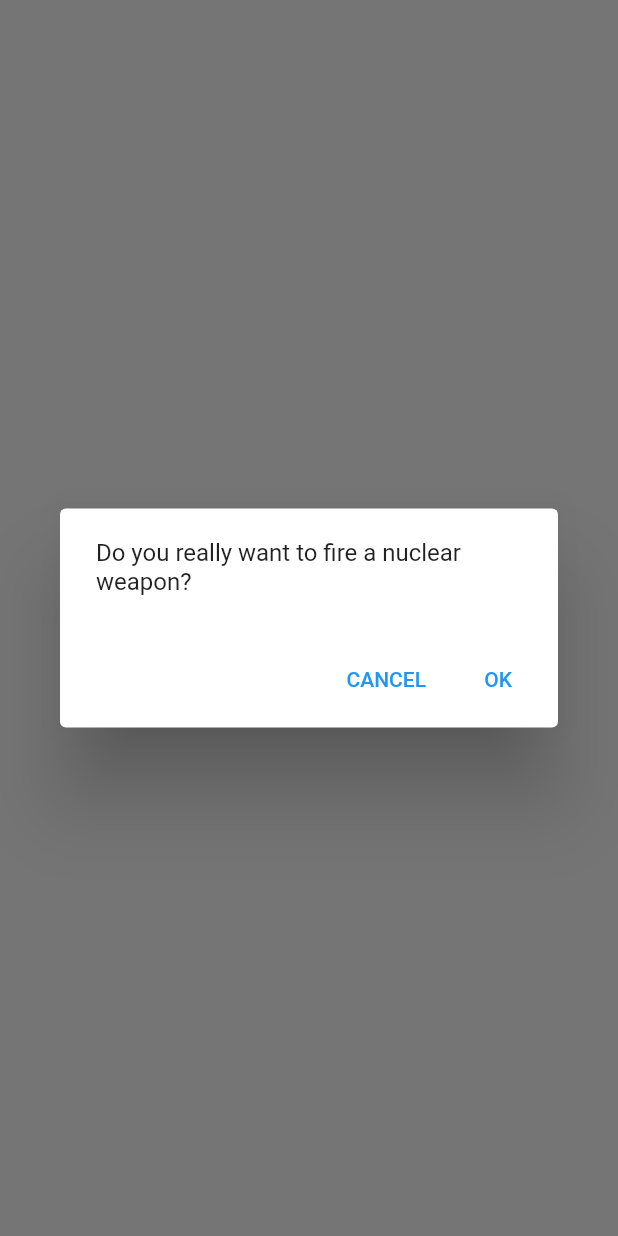
After one commit to rsgilbert/Beginning-App-Development-with-Flutter, a Flutter app: the screen it shows after launch, after a tap on "Fire Nuke", on a phone screen of 412 x 824 dp. The commit adds this screen. Run offline on Flutter 3.47's test engine with Material 2 defaults, Android fonts, the phone set to English and light mode, and no system bars.

Commit message:
looked at showing dialogs

```diff
--- a/ch1_intro/lib/main.dart
+++ b/ch1_intro/lib/main.dart
@@ -1,4 +1,5 @@
 import 'package:ch1_intro/friends_list.dart';
+import 'package:ch1_intro/my_dialog.dart';
 import 'package:ch1_intro/my_drawer_scaffold.dart';
 import 'package:ch1_intro/my_stack.dart';
 import 'package:ch1_intro/my_tab.dart';
@@ -8,7 +9,7 @@ import 'package:flutter/services.dart';
 
 void main() {
   runApp(MaterialApp(
-    home: MyTab(),
+    home: MyDialogCreator(),
     routes: routesMap
   ));
 }
--- /dev/null
+++ b/ch1_intro/lib/my_dialog.dart
@@ -0,0 +1,44 @@
+import 'package:flutter/cupertino.dart';
+import 'package:flutter/material.dart';
+
+class MyDialogCreator extends StatelessWidget {
+  @override
+  Widget build(BuildContext context) {
+    return Center(
+        child: MaterialButton(
+      color: Theme.of(context).colorScheme.primary,
+      textColor: Colors.white,
+      onPressed: () async {
+        bool? response = await showDialog<bool>(
+            context: context,
+            builder: (context) {
+              return AlertDialog(
+                  content: Text("Do you really want to fire a nuclear weapon?"),
+                  actions: [
+                    TextButton(
+                        child: Text("CANCEL"),
+                        onPressed: () {
+                          print("He wants to cancel");
+                          Navigator.pop(context, false);
+                        }),
+                    TextButton(
+                        child: Text("OK"),
+                        onPressed: () {
+                          print("He said ok");
+                          Navigator.pop(context, true);
+                        })
+                  ]);
+            });
+        print("Response $response");
+        showDialog(context: context, builder: (context) {
+          return SimpleDialog(
+            title: Container(child: Text("The response was $response"), padding: EdgeInsets.fromLTRB(0,0,0,28))
+            // title: Text("Hello",  style: Theme.of(context).textTheme.titleLarge?.merge(TextStyle(fontWeight: FontWeight.bold, color: Colors.black))),
+            // children: [Container(child: Text("The response was $response"), alignment: Alignment.center)]
+            );
+        });
+      },
+      child: const Text("Fire Nuke")
+    ));
+  }
+}
```
